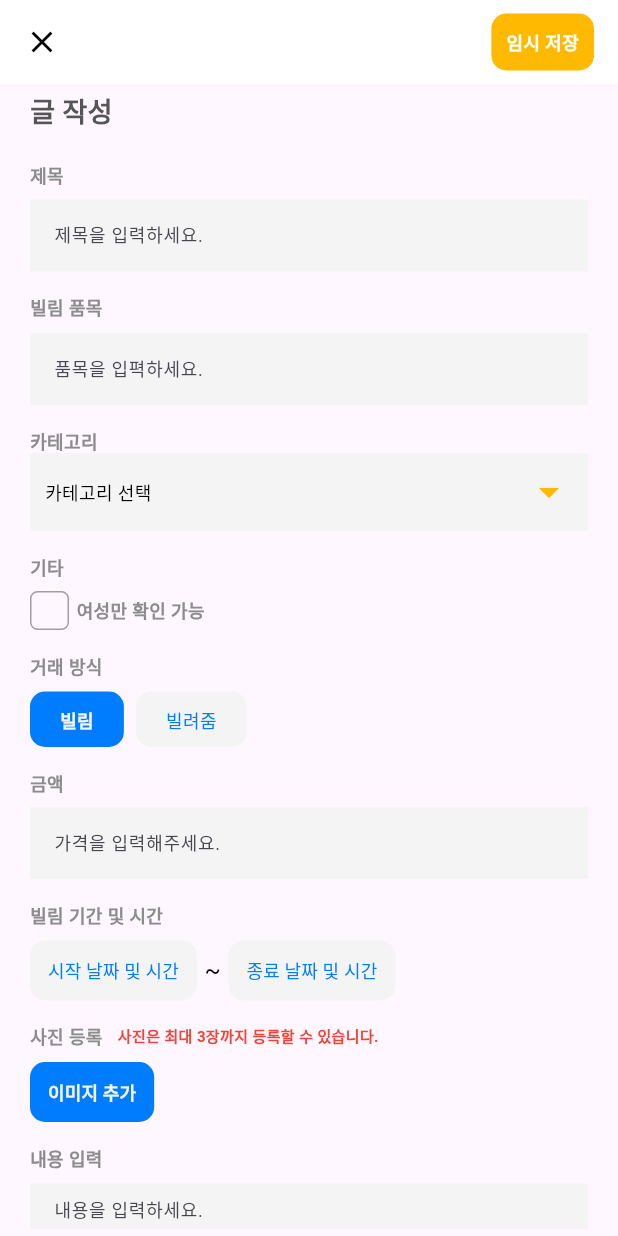
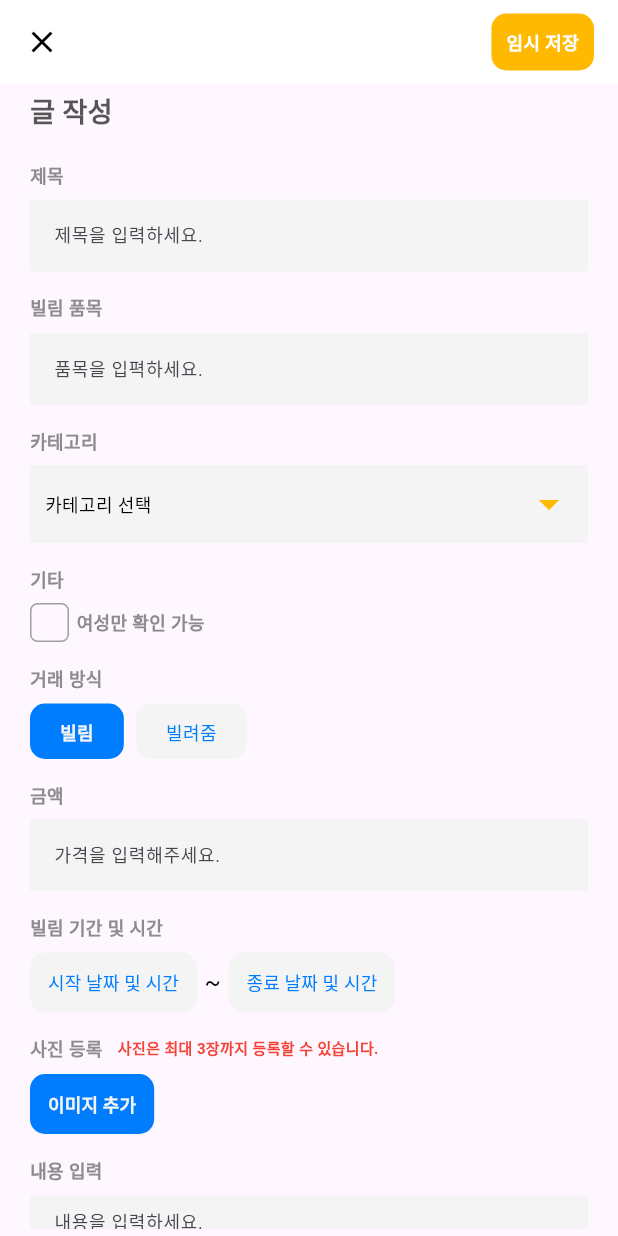
Before and after one commit to billimiut/billimiut_app, a Flutter app: the PostWritingScreen screen opened directly, on a phone screen of 412 x 824 dp. Run offline on Flutter 3.47's test engine with Material 3 defaults, Android fonts, the phone set to English and light mode, and no system bars; our stand-ins replace cloud_firestore, firebase_core, firebase_storage, flutter_datetime_picker_plus, flutter_dotenv, flutter_svg and 5 more; accounts and stored records are empty.

Commit message:
Modified category.

```diff
--- a/lib/screens/post_writing_screen.dart
+++ b/lib/screens/post_writing_screen.dart
@@ -55,6 +55,7 @@ class _PostWritingScreenState extends State<PostWritingScreen> {
     '캠핑용품',
     '애완용품',
     '스포츠용품',
+    '공부용품',
     '놀이용품',
     '무료나눔',
     '의류',
@@ -323,6 +324,9 @@ class _PostWritingScreenState extends State<PostWritingScreen> {
               height: 15,
             ),
             const PostWritingText(text: "카테고리"),
+            const SizedBox(
+              height: 8,
+            ),
             GestureDetector(
               onTap: () {
                 setState(() {
```
